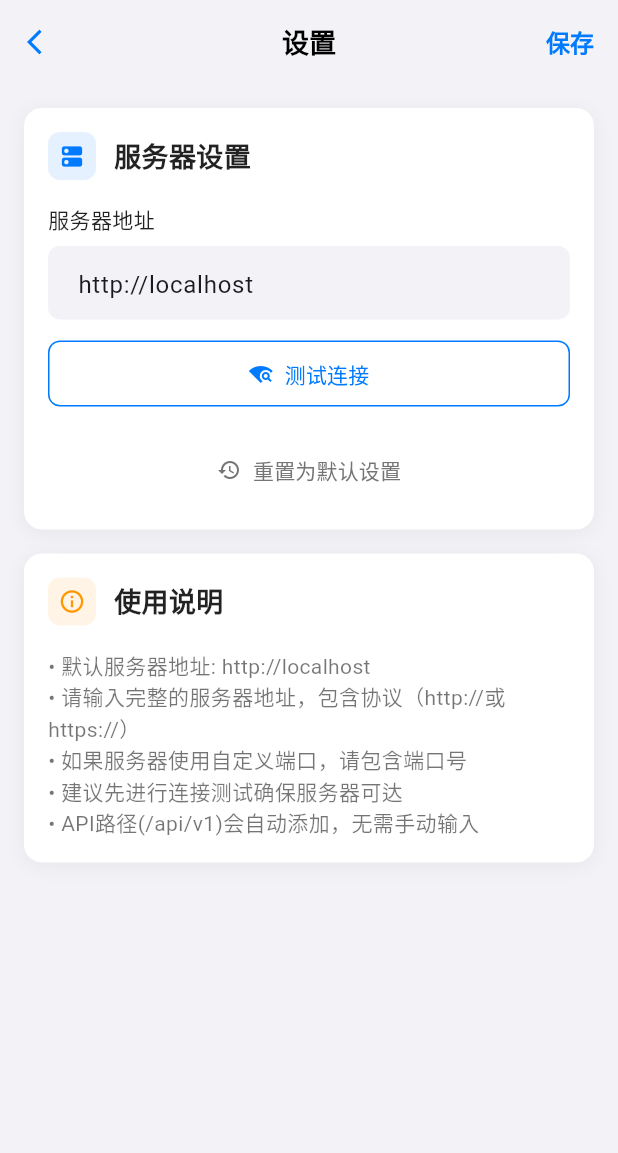
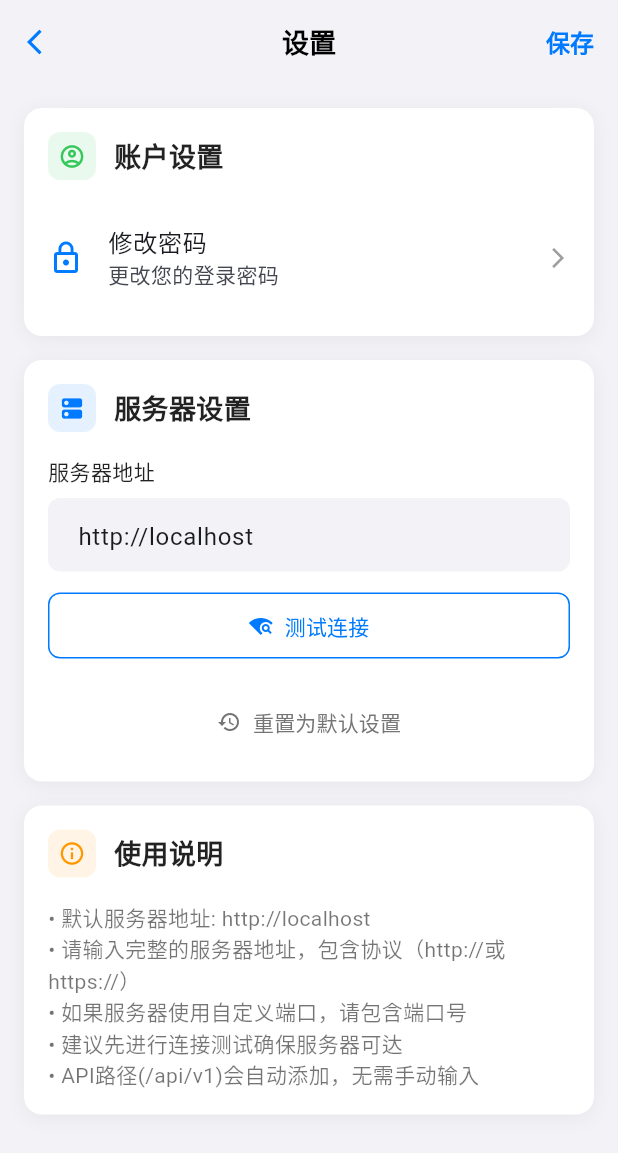
Before and after one commit to adoom2017/clipboard-client, a Flutter app: the SettingsPage screen opened directly, on a phone screen of 412 x 824 dp. Shown: the top 1153 px of the screen. Run offline on Flutter 3.47's test engine with Material 3 defaults, Android fonts, the light colour scheme and no system bars; our stand-ins replace dio, hive, hive_flutter, shared_preferences; missing offline and left inert: clipboard_watcher; accounts and stored records are empty; Roboto replaces fonts that are missing (SF Pro Text).

Commit message:
feat: 添加修改密码功能，更新相关页面和服务

```diff
--- a/lib/main.dart
+++ b/lib/main.dart
@@ -8,6 +8,7 @@ import 'services/clipboard_service.dart';
 import 'services/api_service.dart';
 import 'pages/login_page.dart';
 import 'pages/main_page.dart';
+import 'pages/change_password_page.dart';
 import 'utils/logger.dart';
 
 void main() async {
@@ -148,6 +149,7 @@ class ClipboardApp extends StatelessWidget {
             routes: {
               '/login': (context) => const LoginPage(),
               '/main': (context) => const MainPage(),
+              '/change-password': (context) => const ChangePasswordPage(),
             },
           );
         },
--- a/lib/pages/settings_page.dart
+++ b/lib/pages/settings_page.dart
@@ -1,6 +1,7 @@
 import 'package:flutter/material.dart';
 import '../services/api_service.dart';
 import '../utils/logger.dart';
+import 'change_password_page.dart';
 
 class SettingsPage extends StatefulWidget {
   const SettingsPage({super.key});
@@ -182,6 +183,81 @@ class _SettingsPageState extends State<SettingsPage> {
         child: ListView(
           padding: const EdgeInsets.all(16),
           children: [
+            // 账户设置卡片
+            Container(
+              decoration: BoxDecoration(
+                color: Colors.white,
+                borderRadius: BorderRadius.circular(12),
+                boxShadow: [
+                  BoxShadow(
+                    color: Colors.black.withOpacity(0.05),
+                    blurRadius: 10,
+                    offset: const Offset(0, 2),
+                  ),
+                ],
+              ),
+              child: Padding(
+                padding: const EdgeInsets.all(16),
+                child: Column(
+                  crossAxisAlignment: CrossAxisAlignment.start,
+                  children: [
+                    Row(
+                      children: [
+                        Container(
+                          width: 32,
+                          height: 32,
+                          decoration: BoxDecoration(
+                            color: const Color(0xFF34C759).withOpacity(0.1),
+                            borderRadius: BorderRadius.circular(8),
+                          ),
+                          child: const Icon(
+                            Icons.account_circle_outlined,
+                            color: Color(0xFF34C759),
+                            size: 18,
+                          ),
+                        ),
+                        const SizedBox(width: 12),
+                        const Text(
+                          '账户设置',
+                          style: TextStyle(
+                            fontSize: 18,
+                            fontWeight: FontWeight.w600,
+                            color: Colors.black87,
+                          ),
+                        ),
+                      ],
+                    ),
+                    const SizedBox(height: 16),
+
+                    // 修改密码选项
+                    ListTile(
+                      leading: const Icon(
+                        Icons.lock_outline,
+                        color: Color(0xFF007AFF),
+                      ),
+                      title: const Text('修改密码'),
+                      subtitle: const Text('更改您的登录密码'),
+                      trailing: const Icon(
+                        Icons.arrow_forward_ios,
+                        size: 16,
+                        color: Colors.grey,
+                      ),
+                      onTap: () {
+                        Navigator.of(context).push(
+                          MaterialPageRoute(
+                            builder: (context) => const ChangePasswordPage(),
+                          ),
+                        );
+                      },
+                      contentPadding: EdgeInsets.zero,
+                    ),
+                  ],
+                ),
+              ),
+            ),
+
+            const SizedBox(height: 16),
+
             // 服务器设置卡片
             Container(
               decoration: BoxDecoration(
```
Also changed, not shown: lib/pages/change_password_page.dart (added, +425 -0 lines), lib/providers/auth_provider.dart (+20 -0 lines), lib/services/api_service.dart (+19 -0 lines), 2 other files.
